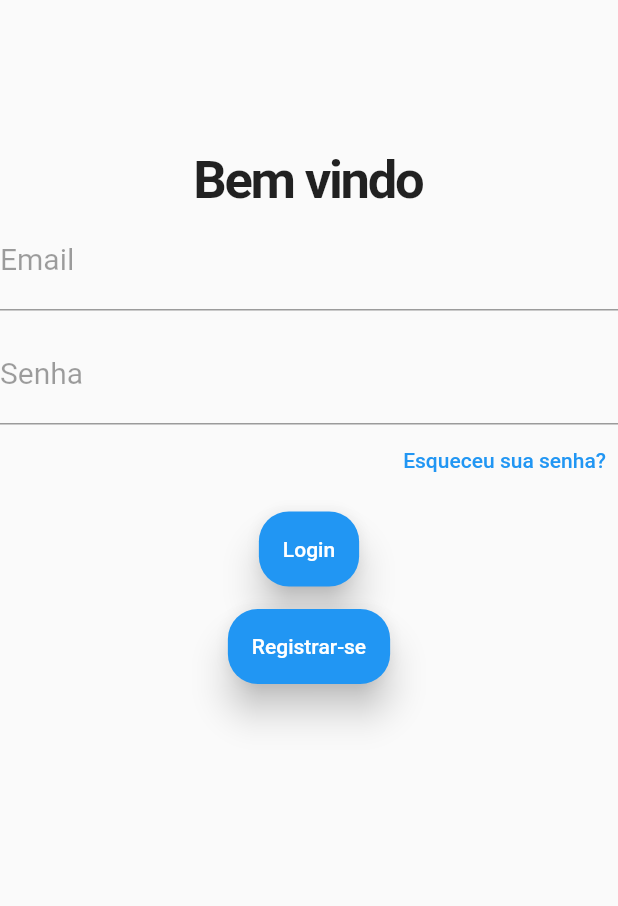
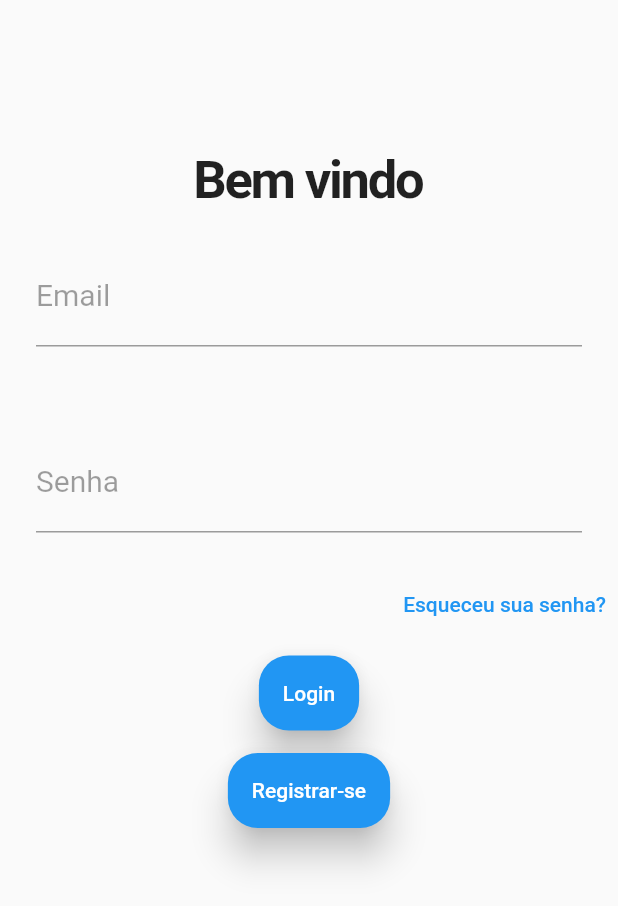
Before and after one commit to Marvingms7/pontosolu, a Flutter app: the screen it shows after launch, on a phone screen of 412 x 824 dp. Shown: the top 906 px of the screen. Run offline on Flutter 3.47's test engine with Material 2 defaults, Android fonts, the phone set to English and light mode, and no system bars; our stand-ins replace cloud_firestore, firebase_auth, firebase_core, quickalert; missing offline and left inert: dart:ffi; accounts and stored records are empty.

Commit message:
Update loginpage.dart

```diff
--- a/lib/app/pages/loginpage.dart
+++ b/lib/app/pages/loginpage.dart
@@ -21,7 +21,6 @@ class _LoginPageState extends State<LoginPage> {
 
   @override
   void initState() {
-    // TODO: implement initState
     super.initState();
     setFormAction(true);
   }
@@ -51,16 +50,24 @@ class _LoginPageState extends State<LoginPage> {
             key: formkey,
             child: Column(
               children: [
-                Text(titulo,
+                Text(
+                  titulo,
                   style: const TextStyle(
                     fontSize: 35,
                     fontWeight: FontWeight.bold,
                     letterSpacing: -1.5,
                   ),
                 ),
-                TextFormField(
+                Padding(
+                  padding: const EdgeInsets.all(24.0),
+                  child: TextFormField(
                     controller: email,
                     keyboardType: TextInputType.emailAddress,
+                    validator: (value) {
+                      if (value!.isEmpty) {
+                        return 'Informe o email correto!';
+                      }
+                    },
                     decoration: const InputDecoration(
                       labelText: "Email",
                       labelStyle: TextStyle(
@@ -71,12 +78,22 @@ class _LoginPageState extends State<LoginPage> {
                     ),
                     style: const TextStyle(fontSize: 20),
                   ),
+                ),
                 const SizedBox(
                   height: 10,
                 ),
-                TextFormField(
+                Padding(
+                  padding: const EdgeInsets.all(24.0),
+                  child: TextFormField(
                     controller: senha,
                     keyboardType: TextInputType.text,
+                    validator: (value) {
+                      if (value!.isEmpty) {
+                        return 'Informe a senha correta!';
+                      }else if (value!.length < 6){
+                        return 'Sua senha deve ter no minimo 6 digitos!';
+                      }
+                    },
                     obscureText: true,
                     decoration: const InputDecoration(
                       labelText: "Senha",
@@ -87,6 +104,7 @@ class _LoginPageState extends State<LoginPage> {
                       ),
                     ),
                     style: const TextStyle(fontSize: 20),
+                  ),
                 ),
                 Container(
                   alignment: Alignment.centerRight,
```
Lines whose indentation alone changed are shown as unchanged.
